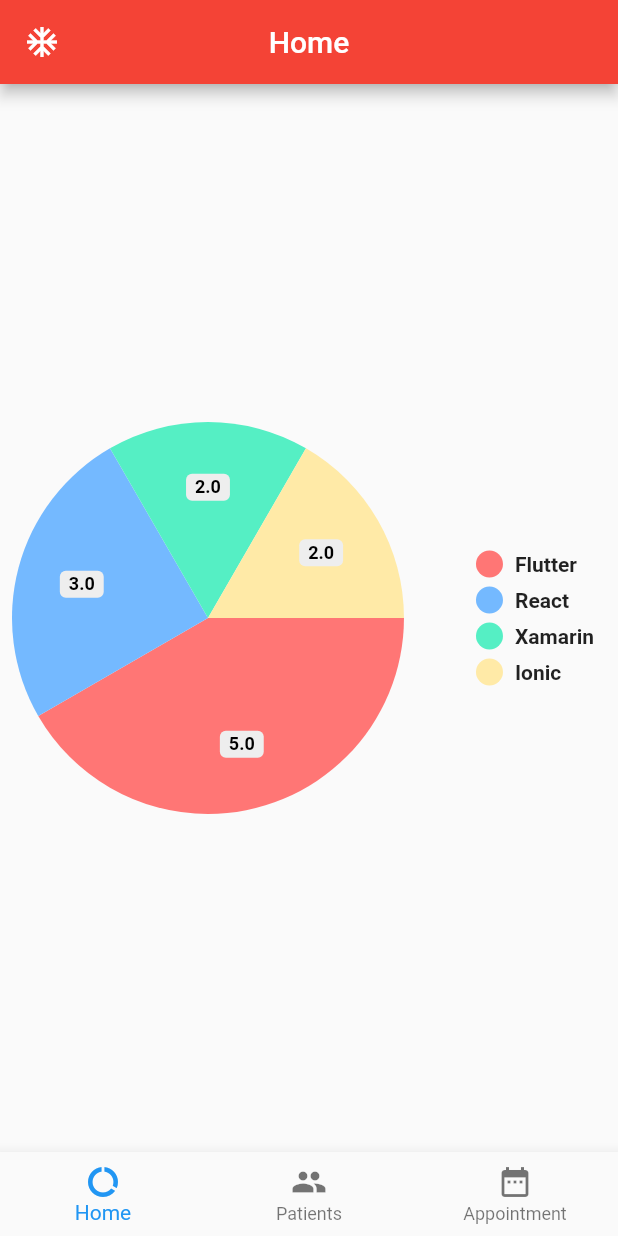
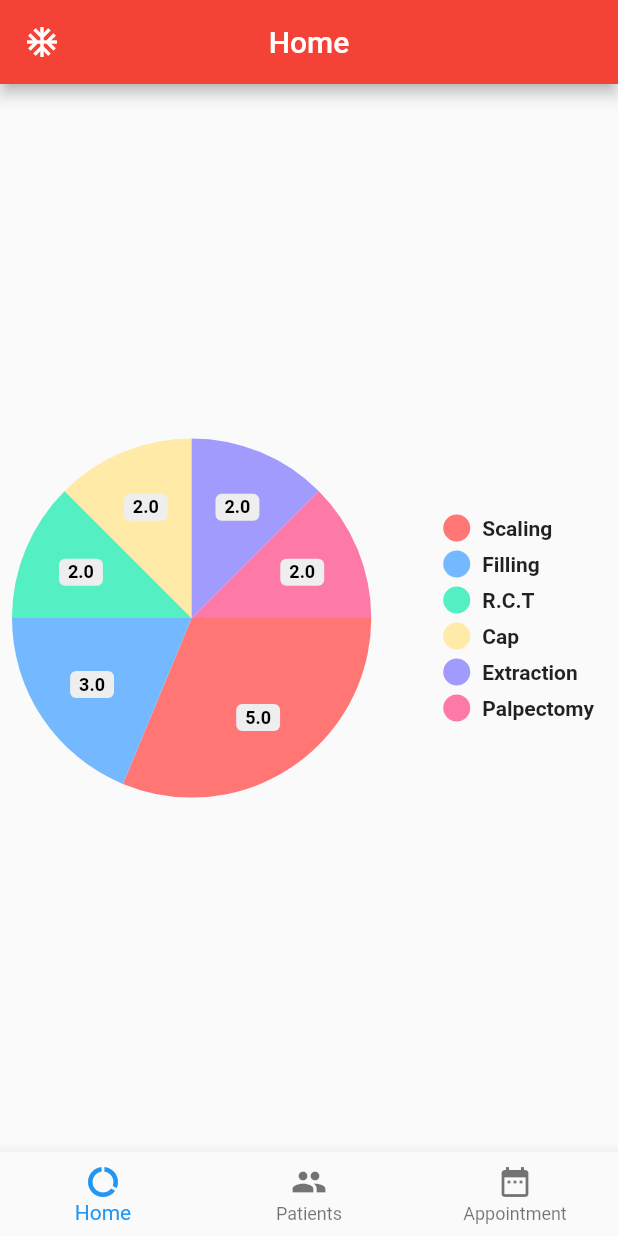
Before and after one commit to mazharulsabbir/dental_patient_management, a Flutter app: the screen it shows after launch, on a phone screen of 412 x 824 dp. Run offline on Flutter 3.47's test engine with Material 2 defaults, Android fonts, the phone set to English and light mode, and no system bars; drawn by our look-alikes of pie_chart.

Commit message:
pie chart modified

```diff
--- a/lib/widgets/earnings.dart
+++ b/lib/widgets/earnings.dart
@@ -28,10 +28,12 @@ class _EarningsState extends State<Earnings> {
 
   Widget pieChart() {
     Map<String, double> dataMap = new Map();
-    dataMap.putIfAbsent("Flutter", () => 5);
-    dataMap.putIfAbsent("React", () => 3);
-    dataMap.putIfAbsent("Xamarin", () => 2);
-    dataMap.putIfAbsent("Ionic", () => 2);
+    dataMap.putIfAbsent("Scaling", () => 5);
+    dataMap.putIfAbsent("Filling", () => 3);
+    dataMap.putIfAbsent("R.C.T", () => 2);
+    dataMap.putIfAbsent("Cap", () => 2);
+    dataMap.putIfAbsent("Extraction", () => 2);
+    dataMap.putIfAbsent("Palpectomy", () => 2);
 
     return PieChart(dataMap: dataMap,);
   }
```
